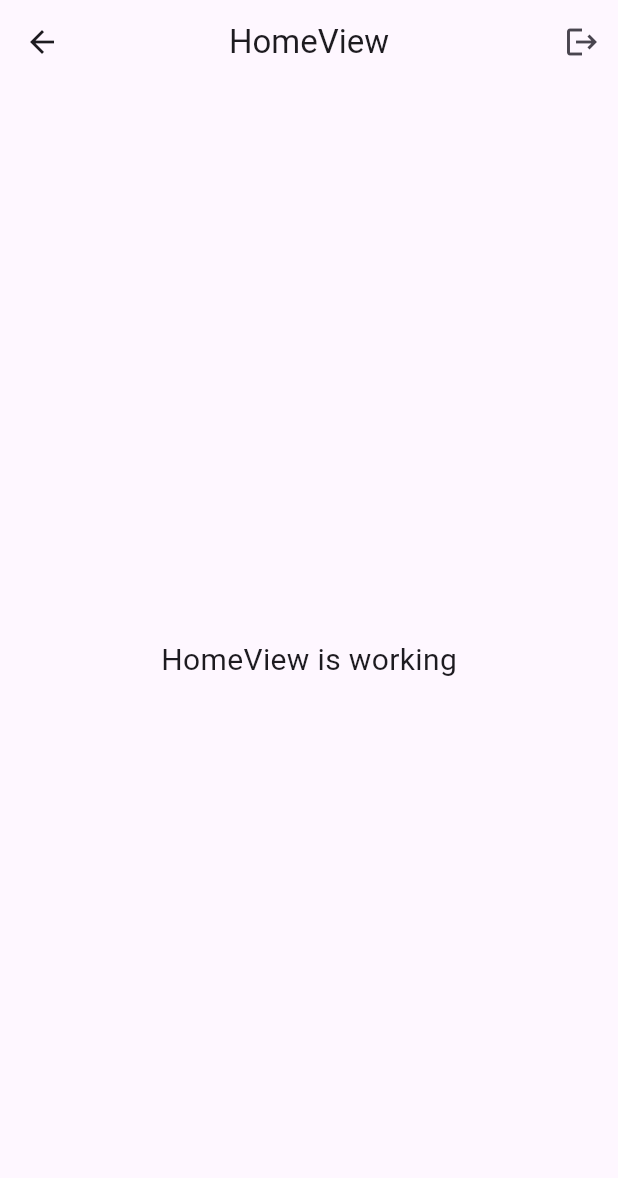
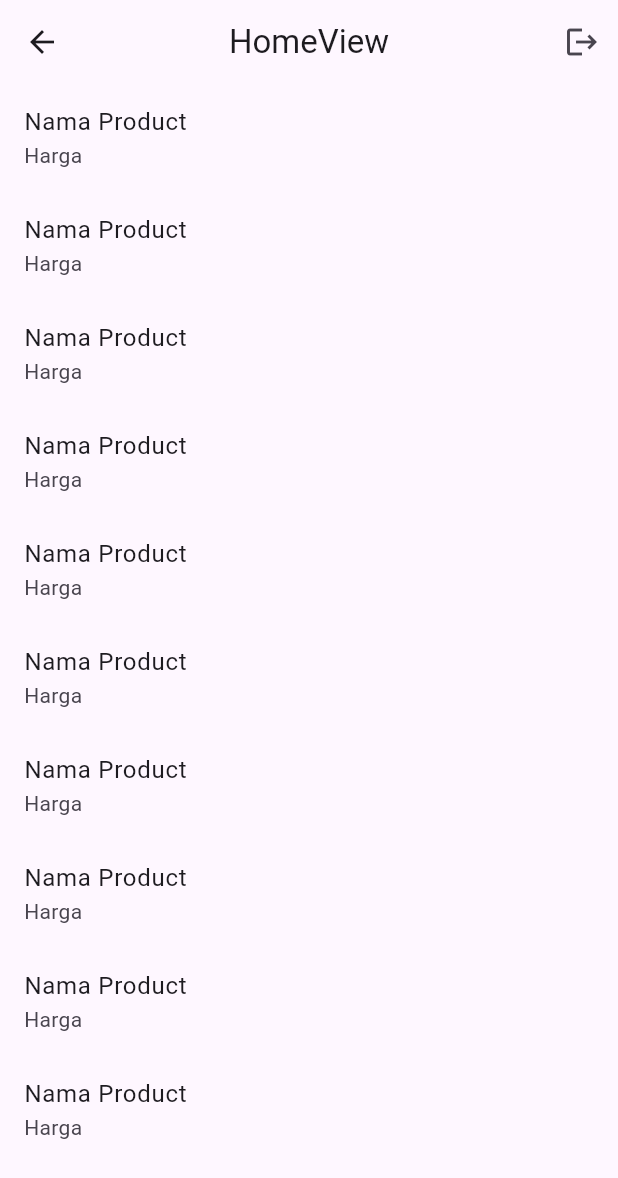
Before and after one commit to Indrawan007/getX_Firebase, a Flutter app: the HomeView screen opened by its route, on a phone screen of 412 x 824 dp. Shown: the top 1178 px of the screen. Run offline on Flutter 3.47's test engine with Material 3 defaults, Android fonts, the phone set to English and light mode, and no system bars; our stand-ins replace cloud_firestore, firebase_auth, firebase_core, get; accounts and stored records are empty; network calls fail.

```diff
--- a/lib/app/modules/home/views/home_view.dart
+++ b/lib/app/modules/home/views/home_view.dart
@@ -14,15 +14,18 @@ class HomeView extends GetView<HomeController> {
           title: const Text('HomeView'),
           centerTitle: true,
           actions: [
-          IconButton(onPressed: () => authC.Logout(), icon: Icon(Icons.logout))
+            IconButton(
+                onPressed: () => authC.Logout(), icon: Icon(Icons.logout))
           ],
         ),
-      body: const Center(
-        child: Text(
-          'HomeView is working',
-          style: TextStyle(fontSize: 20),
-        ),
-      ),
+        body: ListView.builder(
+          itemCount: 10,
+          itemBuilder: (context, index) {
+            return ListTile(
+              title: Text("Nama Product"),
+              subtitle: Text("Harga"),
             );
+          },
+        ));
   }
 }
--- a/lib/app/routes/app_pages.dart
+++ b/lib/app/routes/app_pages.dart
@@ -1,5 +1,7 @@
 import 'package:get/get.dart';
 
+import '../modules/add_product/bindings/add_product_binding.dart';
+import '../modules/add_product/views/add_product_view.dart';
 import '../modules/home/bindings/home_binding.dart';
 import '../modules/home/views/home_view.dart';
 import '../modules/login/bindings/login_binding.dart';
@@ -35,5 +37,10 @@ class AppPages {
       page: () => ResetView(),
       binding: ResetBinding(),
     ),
+    GetPage(
+      name: _Paths.ADD_PRODUCT,
+      page: () => const AddProductView(),
+      binding: AddProductBinding(),
+    ),
   ];
 }
--- a/lib/app/routes/app_routes.dart
+++ b/lib/app/routes/app_routes.dart
@@ -7,6 +7,7 @@ abstract class Routes {
   static const LOGIN = _Paths.LOGIN;
   static const SIGNUP = _Paths.SIGNUP;
   static const RESET = _Paths.RESET;
+  static const ADD_PRODUCT = _Paths.ADD_PRODUCT;
 }
 
 abstract class _Paths {
@@ -15,4 +16,5 @@ abstract class _Paths {
   static const LOGIN = '/login';
   static const SIGNUP = '/signup';
   static const RESET = '/reset';
+  static const ADD_PRODUCT = '/add-product';
 }
--- a/pubspec.yaml
+++ b/pubspec.yaml
@@ -9,10 +9,11 @@ dependencies:
   cupertino_icons: ^1.0.2
   get_cli: ^1.8.4
   get: 4.6.6
+  firebase_core: ^2.24.2
+  firebase_auth: ^4.15.3
+  cloud_firestore: 4.14.0
   flutter:
     sdk: flutter
-  firebase_core: ^2.24.2
-  firebase_auth: ^4.15.3
 
 dev_dependencies:
   flutter_lints: ^2.0.0
```
Also changed, not shown: lib/app/modules/add_product/bindings/add_product_binding.dart (added, +12 -0 lines), lib/app/modules/add_product/controllers/add_product_controller.dart (added, +51 -0 lines), lib/app/modules/add_product/views/add_product_view.dart (added, +52 -0 lines), pubspec.lock, 3 other files. Lines whose indentation alone changed are shown as unchanged.
